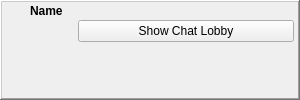
Before: the Qt Designer form retroshare-gui/src/gui/toaster/ChatLobbyToaster.ui in RetroShare/RetroShare, drawn with Qt 5.
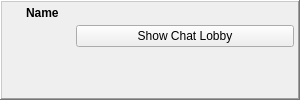
After: the same form once the commit is applied. Icons and pictures are not drawn. Custom widgets are drawn as their Qt base class.

Commit message: Reworked design of the toaster and moved internal stylesheets to the file Standard.qss.

Diff of the .ui file:
```diff
--- a/retroshare-gui/src/gui/toaster/ChatLobbyToaster.ui
+++ b/retroshare-gui/src/gui/toaster/ChatLobbyToaster.ui
@@ -22,7 +22,7 @@
     <height>100</height>
    </size>
   </property>
-  <layout class="QHBoxLayout" name="horizontalLayout">
+  <layout class="QHBoxLayout">
    <property name="spacing">
     <number>0</number>
    </property>
@@ -39,56 +39,47 @@
      </property>
      <layout class="QGridLayout">
       <property name="margin">
-       <number>0</number>
+       <number>2</number>
       </property>
       <property name="spacing">
-       <number>0</number>
+       <number>2</number>
       </property>
       <item row="0" column="0">
-       <layout class="QGridLayout" name="_2">
+       <layout class="QHBoxLayout">
+        <property name="spacing">
+         <number>6</number>
+        </property>
         <property name="leftMargin">
-         <number>6</number>
-        </property>
-        <property name="topMargin">
          <number>0</number>
         </property>
         <property name="rightMargin">
-         <number>6</number>
-        </property>
-        <property name="bottomMargin">
          <number>0</number>
         </property>
-        <property name="horizontalSpacing">
-         <number>6</number>
-        </property>
-        <property name="verticalSpacing">
-         <number>0</number>
-        </property>
-        <item row="0" column="3">
-         <widget class="QPushButton" name="closeButton">
+        <item>
+         <widget class="QLabel" name="toasterImage">
           <property name="minimumSize">
            <size>
-            <width>18</width>
-            <height>18</height>
+            <width>16</width>
+            <height>16</height>
            </size>
           </property>
           <property name="maximumSize">
            <size>
-            <width>18</width>
-            <height>18</height>
+            <width>16</width>
+            <height>16</height>
            </size>
           </property>
           <property name="icon">
            <iconset resource="../images.qrc">
             <normaloff>:/images/closenormal.png</normaloff>:/images/closenormal.png</iconset>
           </property>
-          <property name="flat">
+          <property name="scaledContents">
            <bool>true</bool>
           </property>
          </widget>
         </item>
-        <item row="0" column="1">
-         <widget class="QLabel" name="nameLabel">
+        <item>
+         <widget class="QLabel" name="toasterLabel">
           <property name="font">
            <font>
             <pointsize>9</pointsize>
@@ -101,76 +92,62 @@
           </property>
          </widget>
         </item>
-        <item row="0" column="0">
-         <widget class="QLabel" name="label_2">
-          <property name="minimumSize">
-           <size>
-            <width>16</width>
-            <height>16</height>
-           </size>
-          </property>
-          <property name="maximumSize">
-           <size>
-            <width>16</width>
-            <height>16</height>
-           </size>
-          </property>
-          <property name="text">
-           <string/>
-          </property>
-          <property name="pixmap">
-           <pixmap resource="../images.qrc">:/images/rstray3.png</pixmap>
-          </property>
-          <property name="scaledContents">
-           <bool>true</bool>
-          </property>
-         </widget>
-        </item>
-        <item row="0" column="2">
-         <spacer name="horizontalSpacer">
+        <item>
+         <spacer>
           <property name="orientation">
            <enum>Qt::Horizontal</enum>
           </property>
           <property name="sizeHint" stdset="0">
            <size>
             <width>0</width>
-            <height>0</height>
+            <height>10</height>
            </size>
           </property>
          </spacer>
         </item>
+        <item>
+         <widget class="QPushButton" name="closeButton">
+          <property name="minimumSize">
+           <size>
+            <width>18</width>
+            <height>18</height>
+           </size>
+          </property>
+          <property name="maximumSize">
+           <size>
+            <width>18</width>
+            <height>18</height>
+           </size>
+          </property>
+          <property name="icon">
+           <iconset resource="../images.qrc">
+            <normaloff>:/images/closenormal.png</normaloff>:/images/closenormal.png</iconset>
+          </property>
+          <property name="flat">
+           <bool>true</bool>
+          </property>
+         </widget>
+        </item>
        </layout>
       </item>
       <item row="1" column="0">
-       <layout class="QGridLayout" name="_3">
-        <property name="leftMargin">
-         <number>4</number>
-        </property>
-        <property name="rightMargin">
-         <number>4</number>
-        </property>
-        <property name="bottomMargin">
-         <number>4</number>
-        </property>
+       <layout class="QGridLayout">
         <property name="spacing">
          <number>2</number>
         </property>
         <item row="0" column="1">
-         <widget class="QPushButton" name="chatButton">
-          <property name="font">
-           <font/>
-          </property>
+         <widget class="QPushButton" name="toasterButton">
           <property name="text">
            <string>Show Chat Lobby</string>
           </property>
          </widget>
         </item>
-        <item row="1" column="1" rowspan="2">
-         <widget class="QLabel" name="messageLabel">
+        <item row="1" column="1">
+         <widget class="QLabel" name="textLabel">
           <property name="maximumSize">
            <size>
             <width>218</width>
-            <height>45</height>
+            <height>43</height>
            </size>
           </property>
           <property name="wordWrap">
@@ -178,8 +155,8 @@
           </property>
          </widget>
         </item>
-        <item row="0" column="0" rowspan="3">
-         <widget class="AvatarWidget" name="avatarWidget" native="true">
+        <item row="0" column="0" rowspan="2">
+         <widget class="AvatarWidget" name="avatarWidget">
           <property name="minimumSize">
            <size>
             <width>70</width>
```
Left out of the diff: 5 changed lines with no effect on the pictures. The commit also changes 14 other files.
